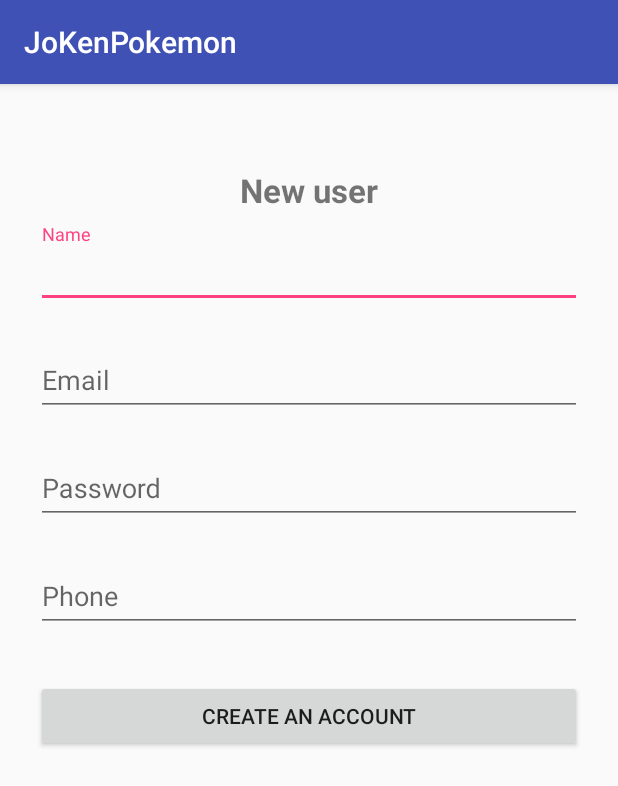
After one commit to danielideriba/JoKenPokemon, an Android app: the SignUpActivity screen opened directly, with no data from a screen before it, on a phone screen of 412 x 824 dp. The commit adds this screen. Shown: the top 786 px of the screen. Run offline under Robolectric (Android 15) with nearby library versions, the phone set to English and light mode, and no system bars; our stand-ins replace Firebase (no records; nobody signed in at launch, a user with empty details on screens opened directly).

Commit message:
singup tela

```diff
--- a/app/build.gradle
+++ b/app/build.gradle
@@ -35,3 +35,5 @@ dependencies {
     androidTestImplementation 'com.android.support.test:runner:1.0.2'
     androidTestImplementation 'com.android.support.test.espresso:espresso-core:3.0.2'
 }
+
+apply plugin: 'com.google.gms.google-services'
--- a/app/src/main/AndroidManifest.xml
+++ b/app/src/main/AndroidManifest.xml
@@ -21,7 +21,8 @@
         </activity>
         <activity android:name=".MainActivity" />
         <activity android:name=".LoginActivity" />
-        <activity android:name=".FormActivity"></activity>
+        <activity android:name=".FormActivity" />
+        <activity android:name=".SignUpActivity"></activity>
     </application>
 
 </manifest>
--- a/app/src/main/java/com/app/jokenpokemon/jokenpokemon/LoginActivity.kt
+++ b/app/src/main/java/com/app/jokenpokemon/jokenpokemon/LoginActivity.kt
@@ -37,9 +37,9 @@ class LoginActivity : AppCompatActivity() {
             }
         }
 
-//        btSignup.setOnClickListener {
-//            startActivityForResult(Intent(this, SignUpActivity::class.java), newUserRequestCode)
-//        }
+        btSignup.setOnClickListener {
+            startActivityForResult(Intent(this, SignUpActivity::class.java), newUserRequestCode)
+        }
     }
 
     private fun goToHome() {
--- /dev/null
+++ b/app/src/main/res/layout/activity_sign_up.xml
@@ -0,0 +1,79 @@
+<?xml version="1.0" encoding="utf-8"?>
+<ScrollView xmlns:android="http://schemas.android.com/apk/res/android"
+    android:layout_width="match_parent"
+    android:layout_height="match_parent"
+    android:fitsSystemWindows="true">
+
+    <LinearLayout
+        android:orientation="vertical"
+        android:layout_width="match_parent"
+        android:layout_height="wrap_content"
+        android:paddingTop="56dp"
+        android:paddingLeft="24dp"
+        android:paddingRight="24dp">
+
+        <TextView android:layout_width="match_parent"
+            android:layout_height="wrap_content"
+            android:text="New user"
+            android:textSize="22sp"
+            android:textStyle="bold"
+            android:gravity="center"/>
+        <android.support.design.widget.TextInputLayout
+            android:layout_width="match_parent"
+            android:layout_height="wrap_content"
+            android:layout_marginTop="8dp"
+            android:layout_marginBottom="8dp">
+            <EditText android:id="@+id/inputName"
+                android:layout_width="match_parent"
+                android:layout_height="wrap_content"
+                android:inputType="textEmailAddress"
+                android:hint="Name"/>
+        </android.support.design.widget.TextInputLayout>
+
+        <android.support.design.widget.TextInputLayout
+            android:layout_width="match_parent"
+            android:layout_height="wrap_content"
+            android:layout_marginTop="8dp"
+            android:layout_marginBottom="8dp">
+            <EditText android:id="@+id/inputEmail"
+                android:layout_width="match_parent"
+                android:layout_height="wrap_content"
+                android:inputType="textEmailAddress"
+                android:hint="Email"/>
+        </android.support.design.widget.TextInputLayout>
+
+        <android.support.design.widget.TextInputLayout
+            android:layout_width="match_parent"
+            android:layout_height="wrap_content"
+            android:layout_marginTop="8dp"
+            android:layout_marginBottom="8dp">
+            <EditText android:id="@+id/inputPassword"
+                android:layout_width="match_parent"
+                android:layout_height="wrap_content"
+                android:inputType="textPassword"
+                android:hint="Password"/>
+        </android.support.design.widget.TextInputLayout>
+
+        <android.support.design.widget.TextInputLayout
+            android:layout_width="match_parent"
+            android:layout_height="wrap_content"
+            android:layout_marginTop="8dp"
+            android:layout_marginBottom="8dp">
+            <EditText android:id="@+id/inputPhone"
+                android:layout_width="match_parent"
+                android:layout_height="wrap_content"
+                android:inputType="textEmailAddress"
+                android:hint="Phone"/>
+        </android.support.design.widget.TextInputLayout>
+
+        <android.support.v7.widget.AppCompatButton
+            android:id="@+id/btCreate"
+            android:layout_width="match_parent"
+            android:layout_height="wrap_content"
+            android:layout_marginTop="24dp"
+            android:layout_marginBottom="24dp"
+            android:padding="12dp"
+            android:text="Create an account"/>
+
+    </LinearLayout>
+</ScrollView>
--- a/build.gradle
+++ b/build.gradle
@@ -12,6 +12,7 @@ buildscript {
 
         // NOTE: Do not place your application dependencies here; they belong
         // in the individual module build.gradle files
+        classpath 'com.google.gms:google-services:3.1.1'
     }
 }
 
```
Also changed, not shown: app/src/main/java/com/app/jokenpokemon/jokenpokemon/SignUpActivity.kt (added, +55 -0 lines), app/src/main/java/com/app/jokenpokemon/jokenpokemon/module/User.kt (added, +7 -0 lines).
